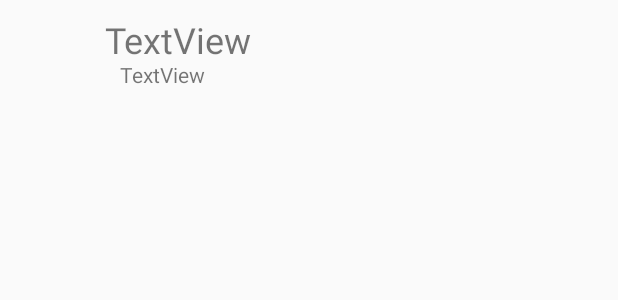
After one commit to rabrador/dep_travel, an Android app: the layout hotlist.xml on its own in the app's theme, with its tools: preview values and no code run, on a phone screen of 412 x 824 dp. The commit adds this screen. Shown: the top 300 px of the screen. Run offline under Robolectric (Android 15) with nearby library versions, the phone set to English and light mode, and no system bars.

Commit message:
modify recycler view for HotListActivity

```diff
--- a/app/src/main/java/com/example/han/newtravel30/Hot.java
+++ b/app/src/main/java/com/example/han/newtravel30/HotList/Hot.java
@@ -1,4 +1,4 @@
-package com.example.han.newtravel30;
+package com.example.han.newtravel30.HotList;
 
 /**
  * Created by z3632 on 2017/5/20.
@@ -8,9 +8,9 @@ import android.content.Intent;
 import android.os.Bundle;
 import android.support.v7.app.AppCompatActivity;
 import android.view.View;
-import android.widget.Button;
 import android.widget.ImageButton;
-import android.widget.Toast;
+
+import com.example.han.newtravel30.R;
 
 
 public class Hot extends AppCompatActivity {
--- a/app/src/main/java/com/example/han/newtravel30/MainActivity.java
+++ b/app/src/main/java/com/example/han/newtravel30/MainActivity.java
@@ -10,6 +10,7 @@ import android.view.View;
 import android.widget.ImageButton;
 
 import com.example.han.newtravel30.AR.ARActivity;
+import com.example.han.newtravel30.HotList.Hot;
 import com.google.android.gms.analytics.GoogleAnalytics;
 import com.google.android.gms.analytics.HitBuilders;
 import com.google.android.gms.analytics.Tracker;
--- a/app/src/main/res/layout/activity_hot_list.xml
+++ b/app/src/main/res/layout/activity_hot_list.xml
@@ -8,7 +8,7 @@
     android:paddingLeft="@dimen/activity_horizontal_margin"
     android:paddingRight="@dimen/activity_horizontal_margin"
     android:paddingTop="@dimen/activity_vertical_margin"
-    tools:context="com.example.han.newtravel30.HotListActivity">
+    tools:context="com.example.han.newtravel30.HotList.HotListActivity">
 
     <ListView
         android:layout_width="match_parent"
--- /dev/null
+++ b/app/src/main/res/layout/hotlist.xml
@@ -0,0 +1,30 @@
+<?xml version="1.0" encoding="utf-8"?>
+<RelativeLayout xmlns:android="http://schemas.android.com/apk/res/android"
+    android:layout_width="match_parent"
+    android:layout_height="match_parent">
+
+    <ImageView
+        android:layout_width="70dp"
+        android:layout_height="70dp"
+        android:scaleType="fitXY"
+        android:id="@+id/imageViewThum" />
+
+    <TextView
+        android:text="TextView"
+        android:layout_width="wrap_content"
+        android:layout_height="30dp"
+        android:layout_marginTop="10dp"
+        android:layout_marginLeft="70dp"
+        android:id="@+id/textViewName"
+        android:textSize="24sp" />
+
+    <TextView
+        android:text="TextView"
+        android:layout_width="wrap_content"
+        android:layout_height="20dp"
+        android:layout_marginTop="40dp"
+        android:layout_marginLeft="80dp"
+        android:id="@+id/textViewAddress"
+        android:textSize="14sp" />
+
+</RelativeLayout>
```
Also changed, not shown: app/src/main/AndroidManifest.xml (+3 -4 lines), app/src/main/java/com/example/han/newtravel30/AR/useAPI.java (+21 -0 lines), app/src/main/java/com/example/han/newtravel30/HotList/HotListActivity.java (renamed from app/src/main/java/com/example/han/newtravel30/HotListActivity.java, +7 -9 lines), app/src/main/java/com/example/han/newtravel30/HotList/ListAdapter.java (added, +89 -0 lines), app/src/main/java/com/example/han/newtravel30/HotList/ListContentActivity.java (renamed from app/src/main/java/com/example/han/newtravel30/ListContentActivity.java, +7 -2 lines), app/src/main/java/com/example/han/newtravel30/TransWeb.java (+9 -0 lines), app/src/main/res/layout/activity_list_content.xml (+5 -4 lines).
